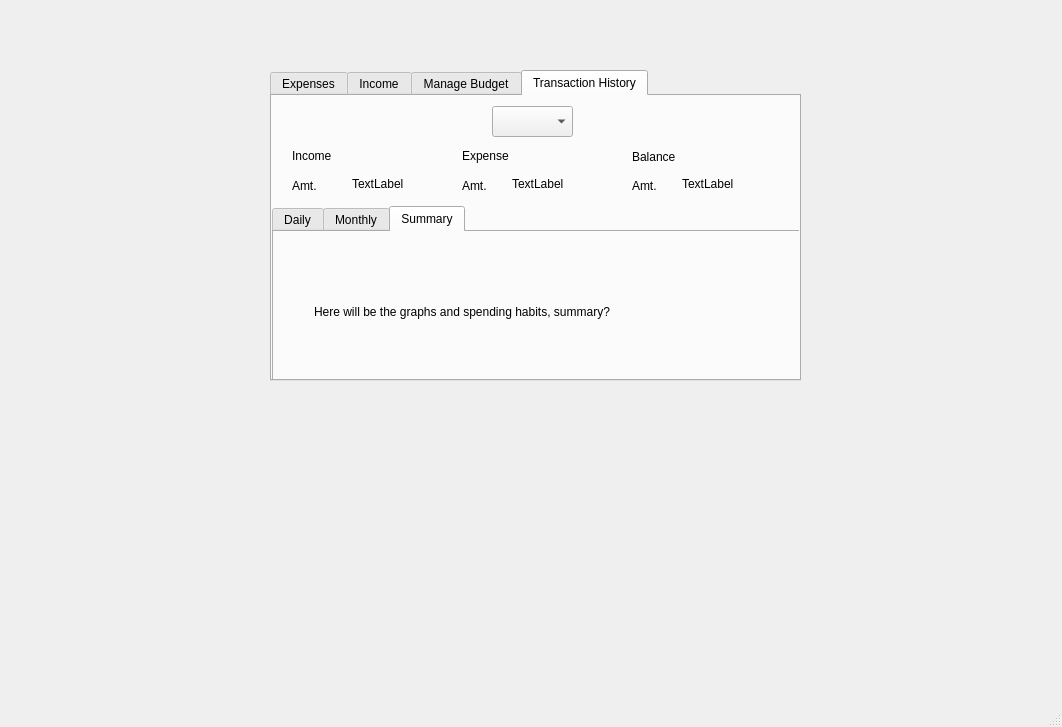
First picture: the form in GUI/mainwindow.ui, repository TheMaxL/Spending-and-Savings-Tracker, before the edit.
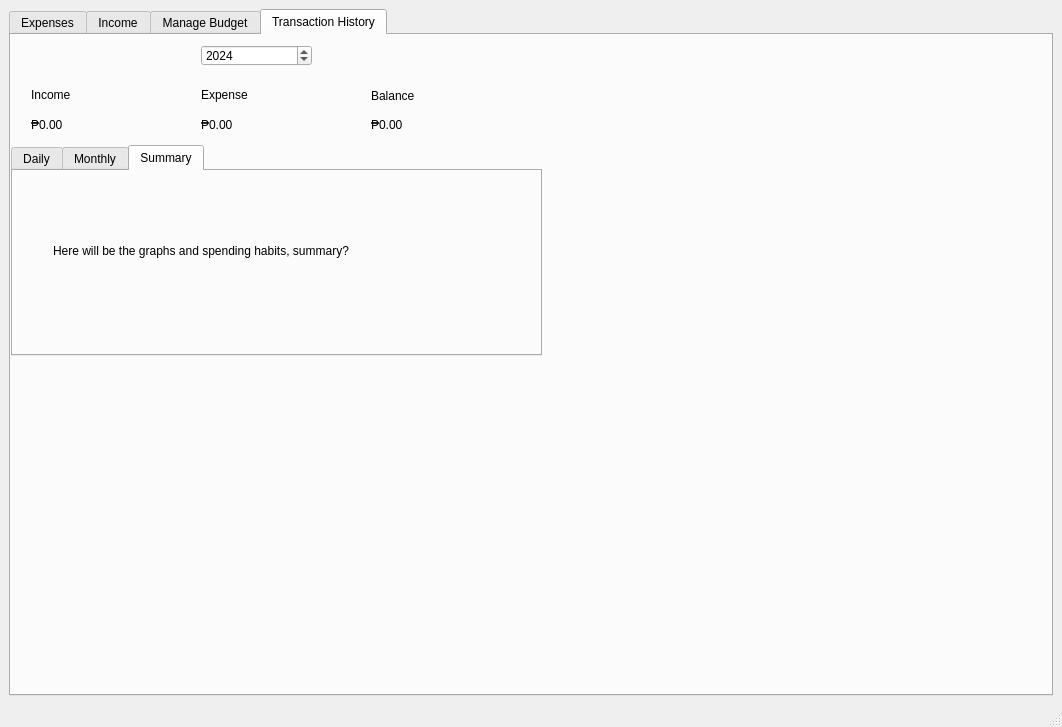
Second picture: the form after the edit. The open tabs and pages were chosen to show the change.

The edit to the form file:
```diff
--- a/GUI/mainwindow.ui
+++ b/GUI/mainwindow.ui
@@ -14,15 +14,9 @@
    <string>MainWindow</string>
   </property>
   <widget class="QWidget" name="centralwidget">
+   <layout class="QHBoxLayout" name="horizontalLayout">
+    <item>
    <widget class="QTabWidget" name="tabWidget">
-    <property name="geometry">
-     <rect>
-      <x>270</x>
-      <y>70</y>
-      <width>531</width>
-      <height>311</height>
-     </rect>
-    </property>
     <property name="minimumSize">
      <size>
       <width>531</width>
@@ -411,12 +405,12 @@
        <rect>
         <x>20</x>
         <y>80</y>
-        <width>41</width>
+          <width>151</width>
         <height>20</height>
        </rect>
       </property>
       <property name="text">
-       <string>Amt.</string>
+         <string>₱0.00</string>
       </property>
       <property name="alignment">
        <set>Qt::AlignLeading|Qt::AlignLeft|Qt::AlignVCenter</set>
@@ -427,25 +421,28 @@
        <rect>
         <x>190</x>
         <y>80</y>
-        <width>41</width>
+          <width>151</width>
         <height>20</height>
        </rect>
       </property>
       <property name="text">
-       <string>Amt.</string>
-      </property>
-     </widget>
-     <widget class="QLabel" name="label_10">
+         <string>₱0.00</string>
+        </property>
+       </widget>
+       <widget class="QLabel" name="yearlyBalanceLabel">
       <property name="geometry">
        <rect>
         <x>360</x>
         <y>80</y>
-        <width>41</width>
+          <width>151</width>
         <height>20</height>
        </rect>
       </property>
+        <property name="autoFillBackground">
+         <bool>false</bool>
+        </property>
       <property name="text">
-       <string>Amt.</string>
+         <string>₱0.00</string>
       </property>
      </widget>
      <widget class="QTabWidget" name="tabWidget_2">
@@ -524,70 +521,32 @@
        </widget>
       </widget>
      </widget>
-     <widget class="QComboBox" name="comboBox_3">
+       <widget class="QSpinBox" name="spinBoxYear">
       <property name="geometry">
        <rect>
-        <x>220</x>
+          <x>190</x>
         <y>10</y>
-        <width>81</width>
-        <height>31</height>
-       </rect>
-      </property>
-      <property name="placeholderText">
-       <string>Year</string>
-      </property>
-      <item>
-       <property name="text">
-        <string>Month</string>
-       </property>
-      </item>
-      <item>
-       <property name="text">
-        <string>Year</string>
-       </property>
-      </item>
-     </widget>
-     <widget class="QLabel" name="label_14">
-      <property name="geometry">
-       <rect>
-        <x>80</x>
-        <y>80</y>
-        <width>71</width>
-        <height>16</height>
-       </rect>
-      </property>
-      <property name="text">
-       <string>TextLabel</string>
-      </property>
-     </widget>
-     <widget class="QLabel" name="label_15">
-      <property name="geometry">
-       <rect>
-        <x>240</x>
-        <y>80</y>
-        <width>71</width>
-        <height>16</height>
-       </rect>
-      </property>
-      <property name="text">
-       <string>TextLabel</string>
-      </property>
-     </widget>
-     <widget class="QLabel" name="label_16">
-      <property name="geometry">
-       <rect>
-        <x>410</x>
-        <y>80</y>
-        <width>71</width>
-        <height>16</height>
-       </rect>
-      </property>
-      <property name="text">
-       <string>TextLabel</string>
-      </property>
+          <width>111</width>
+          <height>21</height>
+         </rect>
+        </property>
+        <property name="minimum">
+         <number>2014</number>
+        </property>
+        <property name="maximum">
+         <number>2031</number>
+        </property>
+        <property name="singleStep">
+         <number>0</number>
+        </property>
+        <property name="value">
+         <number>2024</number>
+        </property>
+       </widget>
+      </widget>
      </widget>
-    </widget>
-   </widget>
+    </item>
+   </layout>
   </widget>
   <widget class="QMenuBar" name="menubar">
    <property name="geometry">
```
Left out of the diff: 157 changed lines with no effect on the pictures. Lines whose indentation alone changed are shown as unchanged.
